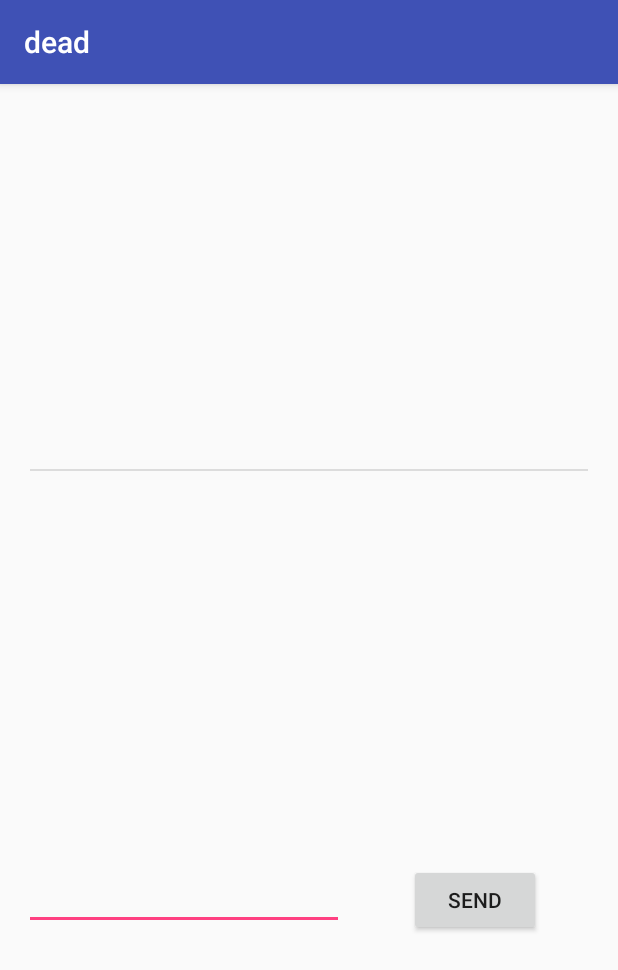
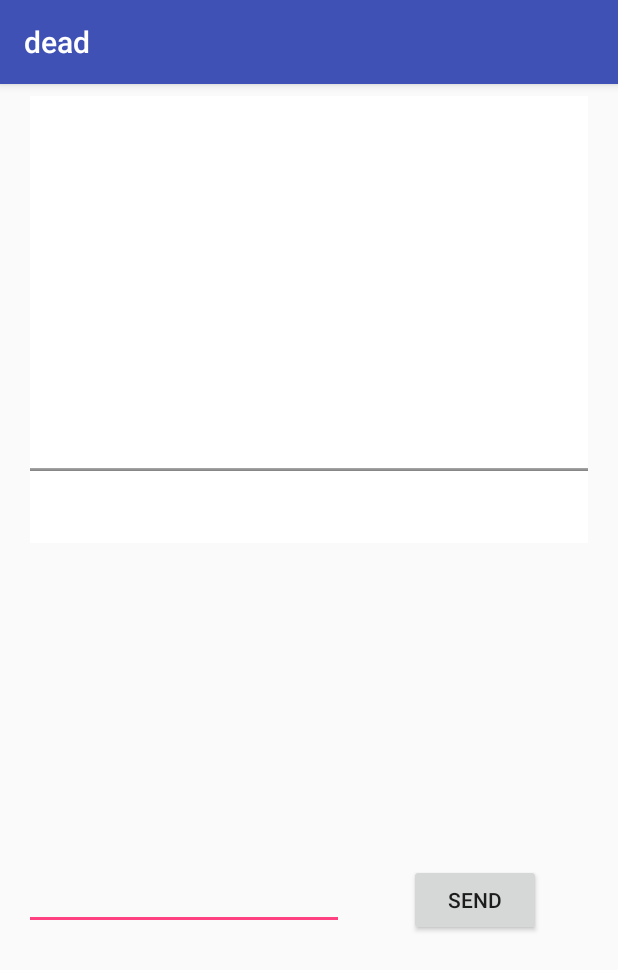
Before and after one commit to moultonm/APPocalypse, an Android app: the MessageRoomActivity screen opened directly, with no data from a screen before it, after a tap on "SEND", on a phone screen of 412 x 824 dp. Shown: the top 970 px of the screen. Run offline under Robolectric (Android 15) with nearby library versions, the phone set to English and light mode, and no system bars; libraries missing offline, so code that uses them is left out: io.socket.client, io.socket.emitter; 7 statements that could not run were skipped.

Commit message:
changed chat room divider

```diff
--- a/dead/app/src/main/res/layout/activity_message_room.xml
+++ b/dead/app/src/main/res/layout/activity_message_room.xml
@@ -11,11 +11,15 @@
         android:layout_width="372dp"
         android:layout_height="298dp"
         android:layout_marginEnd="8dp"
+        android:layout_marginStart="8dp"
+        android:layout_marginTop="8dp"
+        android:background="@android:color/white"
+        android:cacheColorHint="@android:color/holo_blue_light"
+        android:divider="@android:drawable/bottom_bar"
+        android:dividerHeight="2dp"
+        android:scrollbars="vertical"
         android:stackFromBottom="true"
         android:transcriptMode="alwaysScroll"
-        android:layout_marginStart="8dp"
-        android:layout_marginTop="8dp"
-        android:scrollbars="vertical"
         app:layout_constraintEnd_toEndOf="parent"
         app:layout_constraintStart_toStartOf="parent"
         app:layout_constraintTop_toTopOf="parent" />
@@ -52,4 +56,5 @@
         app:layout_constraintStart_toStartOf="parent"
         app:layout_constraintTop_toBottomOf="@+id/listview"
         app:layout_constraintVertical_bias="0.517" />
+
 </android.support.constraint.ConstraintLayout>
```
Also changed, not shown: dead/app/src/main/ic_launcher-web.png (added), dead/app/src/main/res/mipmap-hdpi/ic_launcher.png, dead/app/src/main/res/mipmap-mdpi/ic_launcher.png, dead/app/src/main/res/mipmap-xhdpi/ic_launcher.png, dead/app/src/main/res/mipmap-xxhdpi/ic_launcher.png, dead/app/src/main/res/mipmap-xxxhdpi/ic_launcher.png.
